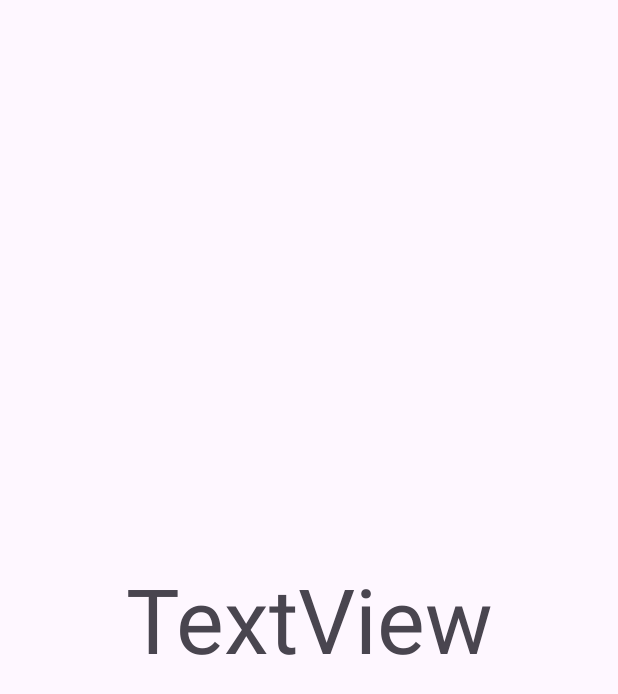
After one commit to EDPMR2025/hello2, an Android app: the SecondActivity screen opened directly, with no data from a screen before it, on a phone screen of 412 x 824 dp. The commit adds this screen. Shown: the top 694 px of the screen. Run offline under Robolectric (Android 15) with nearby library versions, the phone set to English and light mode, and no system bars; 1 statement that could not run was skipped.

Commit message:
Passage du contenu à une seconde activité

```diff
--- a/app/src/main/AndroidManifest.xml
+++ b/app/src/main/AndroidManifest.xml
@@ -12,6 +12,7 @@
         android:supportsRtl="true"
         android:theme="@style/Theme.Hello2"
         tools:targetApi="31">
+        <activity android:name=".SecondActivity"></activity>
         <activity
             android:name=".MainActivity"
             android:exported="true">
--- /dev/null
+++ b/app/src/main/java/com/example/hello2/SecondActivity.java
@@ -0,0 +1,19 @@
+package com.example.hello2;
+
+import android.os.Bundle;
+import android.widget.TextView;
+
+import androidx.appcompat.app.AppCompatActivity;
+
+public class SecondActivity extends AppCompatActivity {
+
+    @Override
+    protected void onCreate(Bundle savedInstanceState) {
+        super.onCreate(savedInstanceState);
+        setContentView(R.layout.activity_second);
+        Bundle b = this.getIntent().getExtras();
+        TextView tv = findViewById(R.id.tv_sndAct);
+        tv.setText(b.getString("nomSaisi"));
+
+    }
+}
--- /dev/null
+++ b/app/src/main/res/layout/activity_second.xml
@@ -0,0 +1,18 @@
+<?xml version="1.0" encoding="utf-8"?>
+<androidx.constraintlayout.widget.ConstraintLayout xmlns:android="http://schemas.android.com/apk/res/android"
+    xmlns:app="http://schemas.android.com/apk/res-auto"
+    xmlns:tools="http://schemas.android.com/tools"
+    android:layout_width="match_parent"
+    android:layout_height="match_parent">
+
+    <TextView
+        android:id="@+id/tv_sndAct"
+        android:layout_width="wrap_content"
+        android:layout_height="wrap_content"
+        android:text="TextView"
+        android:textSize="60sp"
+        app:layout_constraintBottom_toBottomOf="parent"
+        app:layout_constraintEnd_toEndOf="parent"
+        app:layout_constraintStart_toStartOf="parent"
+        app:layout_constraintTop_toTopOf="parent" />
+</androidx.constraintlayout.widget.ConstraintLayout>
```
Also changed, not shown: app/src/main/java/com/example/hello2/MainActivity.java (+10 -0 lines), 1 other file.
